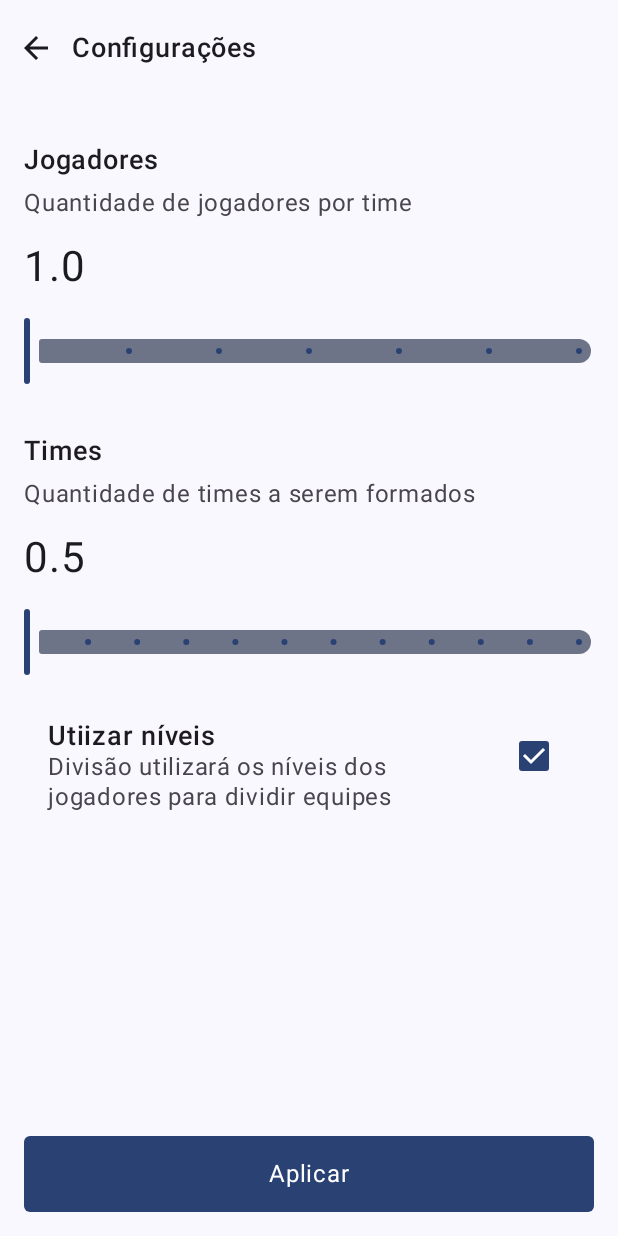
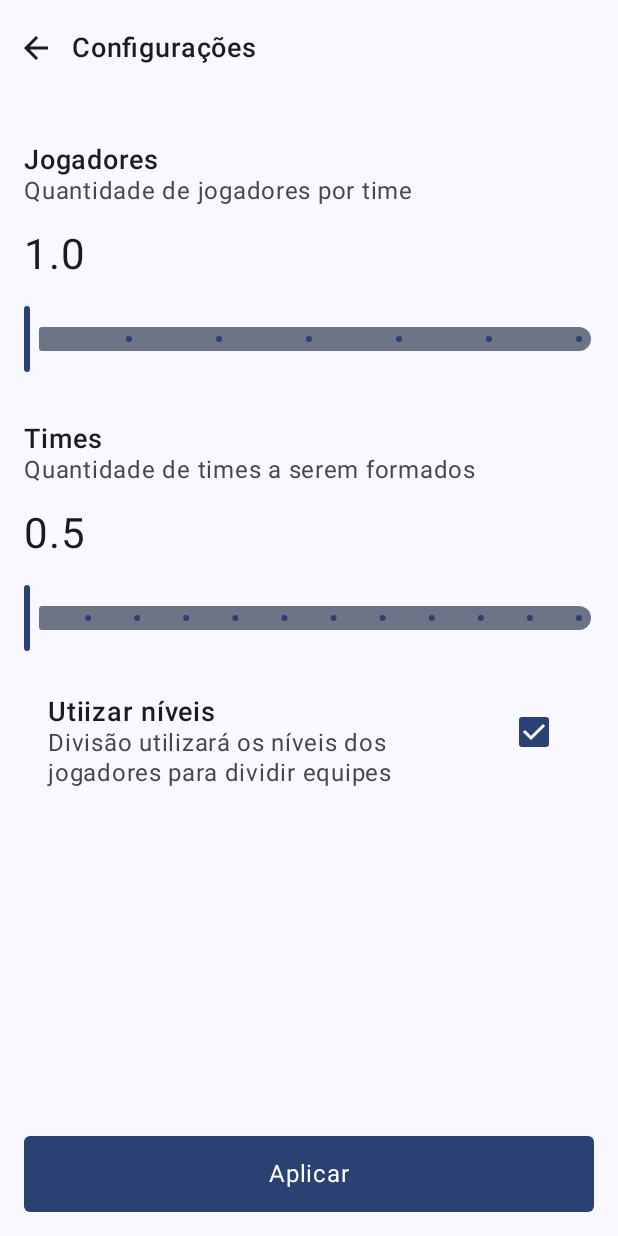
Before and after one commit to andreesperanca/camisa_nove, an Android app built with Jetpack Compose: the screen it shows after launch (MainActivity), on a phone screen of 412 x 824 dp. Run offline under Robolectric (Android 15) with nearby library versions, the phone set to English and light mode, and no system bars; libraries missing offline, so code that uses them is left out: com.example.compose; 4 statements that could not run were skipped.

Commit message:
- fix margins

```diff
--- a/feature_balanced_team/src/main/java/com/andreesperanca/feature_balanced_team/ui/screens/SettingsBalancedTeams.kt
+++ b/feature_balanced_team/src/main/java/com/andreesperanca/feature_balanced_team/ui/screens/SettingsBalancedTeams.kt
@@ -129,8 +129,7 @@ fun SettingsBalancedTeams(modifier: Modifier = Modifier) {
                             .fillMaxWidth()
                             .padding(
                                 start = dimensionResource(R.dimen.padding_medium),
-                                end = dimensionResource(R.dimen.padding_medium),
-                                top = dimensionResource(R.dimen.padding_small)
+                                end = dimensionResource(R.dimen.padding_medium)
                             ),
                         text = stringResource(R.string.feature_balanced_players_description)
                     )
@@ -175,8 +174,7 @@ fun SettingsBalancedTeams(modifier: Modifier = Modifier) {
                             .fillMaxWidth()
                             .padding(
                                 start = dimensionResource(R.dimen.padding_medium),
-                                end = dimensionResource(R.dimen.padding_medium),
-                                top = dimensionResource(R.dimen.padding_small)
+                                end = dimensionResource(R.dimen.padding_medium)
                             ),
                         text = stringResource(R.string.feature_balanced_teams_description)
                     )
```
